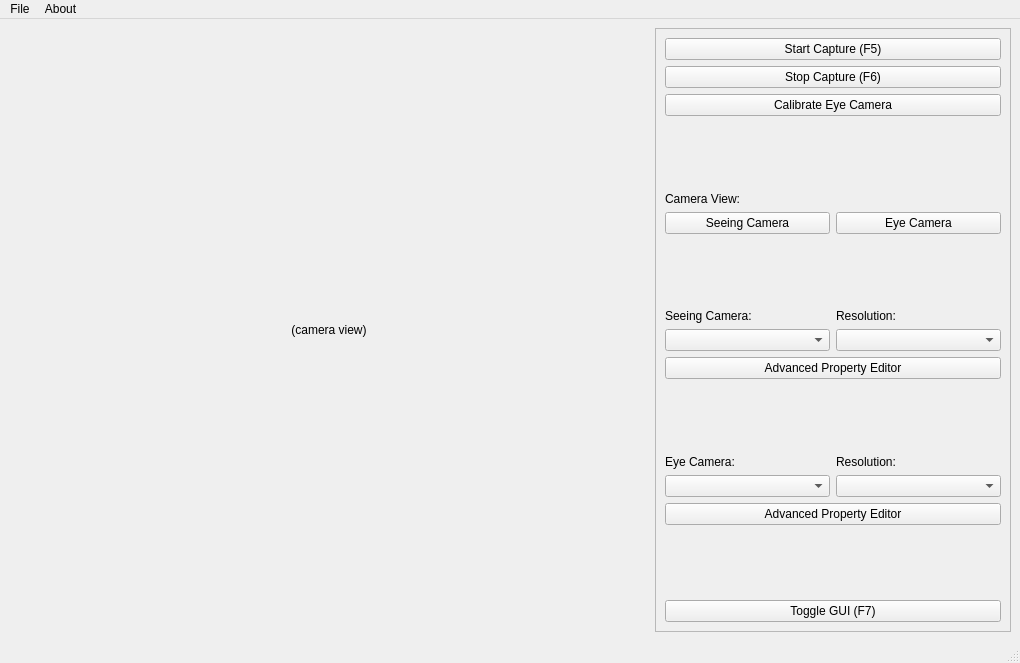
Above: capture.ui from ganesh-git2014/python-eye-tracker before the change. Below: the same form after it.
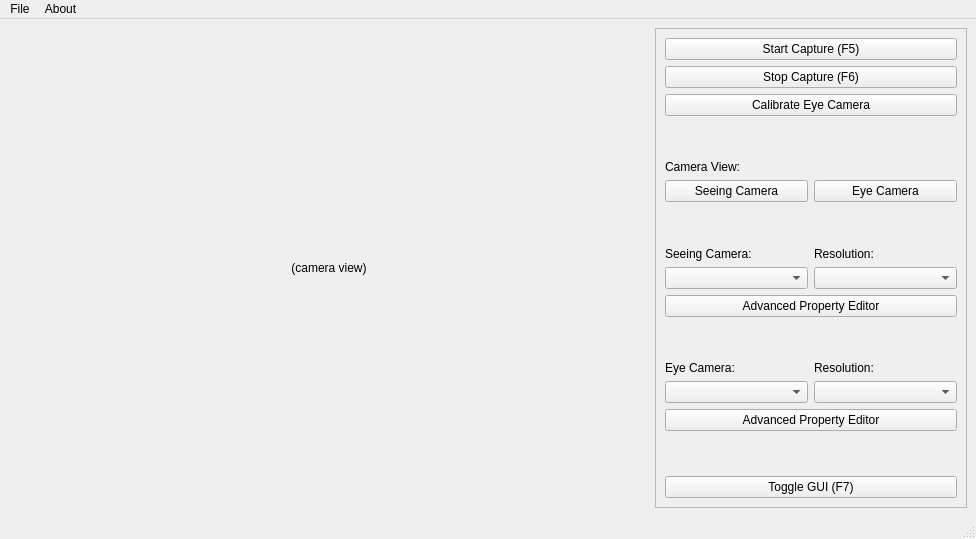
That is the form after the change.

Patch:
```diff
--- a/capture.ui
+++ b/capture.ui
@@ -6,8 +6,8 @@
    <rect>
     <x>0</x>
     <y>0</y>
-    <width>1020</width>
-    <height>663</height>
+    <width>976</width>
+    <height>539</height>
    </rect>
   </property>
   <property name="minimumSize">
@@ -20,24 +20,8 @@
    <string>Python Eye Capture</string>
   </property>
   <widget class="QWidget" name="centralwidget">
-   <layout class="QHBoxLayout" name="horizontalLayout">
-    <item>
-     <widget class="QLabel" name="cam_view">
-      <property name="minimumSize">
-       <size>
-        <width>640</width>
-        <height>480</height>
-       </size>
-      </property>
-      <property name="text">
-       <string>(camera view)</string>
-      </property>
-      <property name="alignment">
-       <set>Qt::AlignCenter</set>
-      </property>
-     </widget>
-    </item>
-    <item>
+   <layout class="QGridLayout" name="gridLayout_3">
+    <item row="0" column="1">
      <widget class="QScrollArea" name="scrollArea">
       <property name="widgetResizable">
        <bool>true</bool>
@@ -47,8 +31,8 @@
         <rect>
          <x>0</x>
          <y>0</y>
-         <width>274</width>
-         <height>602</height>
+         <width>230</width>
+         <height>478</height>
         </rect>
        </property>
        <layout class="QVBoxLayout" name="verticalLayout">
@@ -245,6 +229,22 @@
       </widget>
      </widget>
     </item>
+    <item row="0" column="0">
+     <widget class="QLabel" name="cam_view">
+      <property name="minimumSize">
+       <size>
+        <width>640</width>
+        <height>480</height>
+       </size>
+      </property>
+      <property name="text">
+       <string>(camera view)</string>
+      </property>
+      <property name="alignment">
+       <set>Qt::AlignCenter</set>
+      </property>
+     </widget>
+    </item>
    </layout>
   </widget>
   <widget class="QMenuBar" name="menubar">
@@ -252,7 +252,7 @@
     <rect>
      <x>0</x>
      <y>0</y>
-     <width>1020</width>
+     <width>976</width>
      <height>21</height>
     </rect>
    </property>
```
